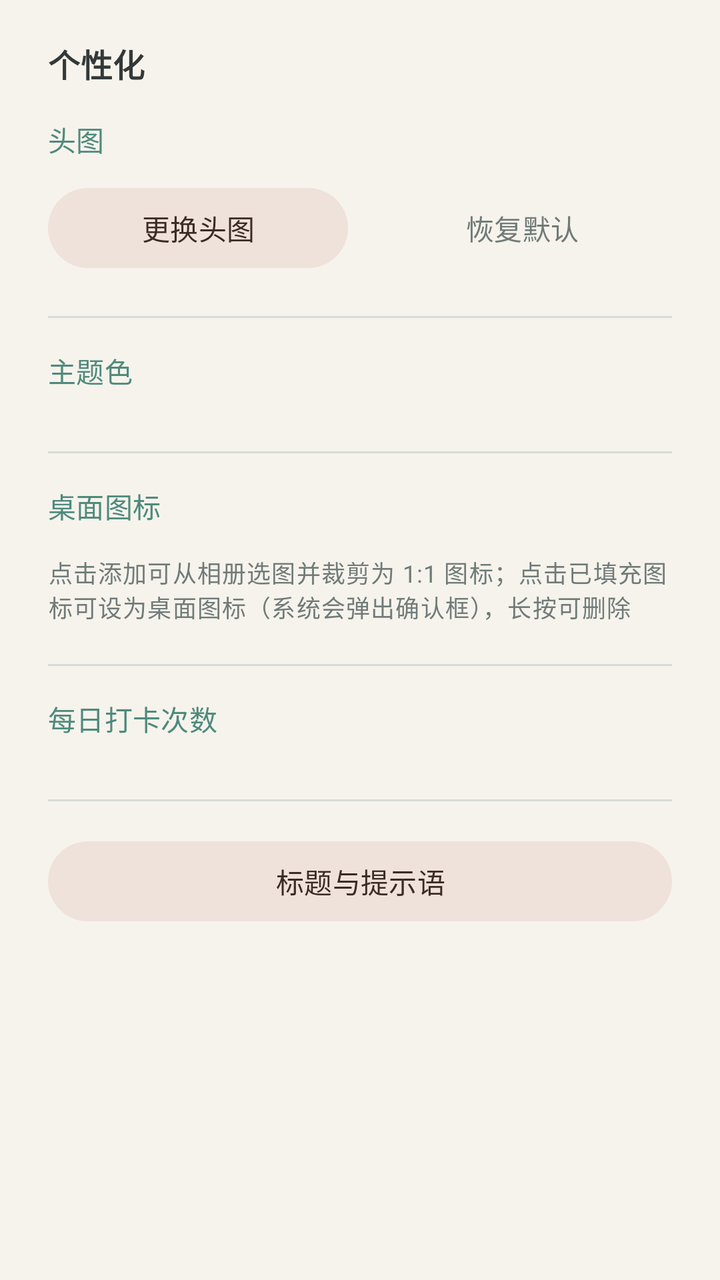
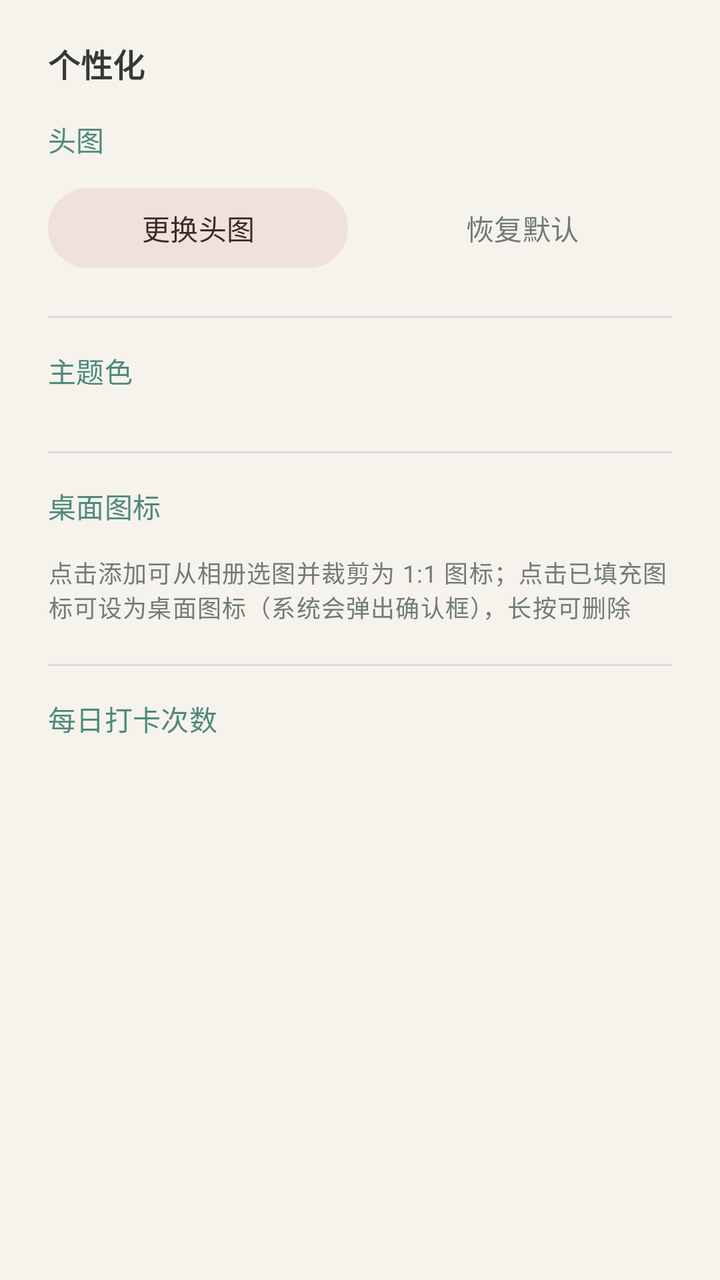

Compare the two renders of this Android layout. The source of the first and the diff that turns it into the second are given below.
<!-- AndroidManifest.xml: application theme Theme.MedTracker -->
<!-- res/layout/bottom_sheet_settings.xml -->
<?xml version="1.0" encoding="utf-8"?>
<LinearLayout xmlns:android="http://schemas.android.com/apk/res/android"
    xmlns:app="http://schemas.android.com/apk/res-auto"
    android:layout_width="match_parent"
    android:layout_height="wrap_content"
    android:orientation="vertical"
    android:paddingHorizontal="24dp"
    android:paddingTop="20dp"
    android:paddingBottom="32dp">

    <TextView
        android:layout_width="wrap_content"
        android:layout_height="wrap_content"
        android:text="@string/settings_header_title"
        android:textAppearance="?attr/textAppearanceTitleMedium"
        android:textColor="?attr/colorOnSurface"
        android:textStyle="bold" />

    <TextView
        android:layout_width="wrap_content"
        android:layout_height="wrap_content"
        android:layout_marginTop="16dp"
        android:text="@string/settings_header_section"
        android:textAppearance="?attr/textAppearanceLabelLarge"
        android:textColor="?attr/colorPrimary" />

    <LinearLayout
        android:layout_width="match_parent"
        android:layout_height="wrap_content"
        android:layout_marginTop="10dp"
        android:orientation="horizontal">

        <com.google.android.material.button.MaterialButton
            android:id="@+id/btnPickPhoto"
            style="@style/Widget.Material3.Button.TonalButton"
            android:layout_width="0dp"
            android:layout_height="wrap_content"
            android:layout_weight="1"
            android:text="@string/pick_header"
            android:textColor="?attr/colorOnSecondaryContainer" />

        <com.google.android.material.button.MaterialButton
            android:id="@+id/btnResetHeader"
            style="@style/Widget.Material3.Button.TextButton"
            android:layout_width="0dp"
            android:layout_height="wrap_content"
            android:layout_marginStart="12dp"
            android:layout_weight="1"
            android:text="@string/reset_header"
            android:textColor="?attr/colorOnSurfaceVariant" />
    </LinearLayout>

    <View
        android:layout_width="match_parent"
        android:layout_height="1dp"
        android:layout_marginTop="20dp"
        android:background="?attr/colorOutlineVariant" />

    <TextView
        android:layout_width="wrap_content"
        android:layout_height="wrap_content"
        android:layout_marginTop="16dp"
        android:text="@string/settings_theme_section"
        android:textAppearance="?attr/textAppearanceLabelLarge"
        android:textColor="?attr/colorPrimary" />

    <LinearLayout
        android:id="@+id/themeContainer"
        android:layout_width="match_parent"
        android:layout_height="wrap_content"
        android:layout_marginTop="10dp"
        android:orientation="vertical" />

    <View
        android:layout_width="match_parent"
        android:layout_height="1dp"
        android:layout_marginTop="20dp"
        android:background="?attr/colorOutlineVariant" />

    <TextView
        android:layout_width="wrap_content"
        android:layout_height="wrap_content"
        android:layout_marginTop="16dp"
        android:text="@string/settings_icon_section"
        android:textAppearance="?attr/textAppearanceLabelLarge"
        android:textColor="?attr/colorPrimary" />

    <HorizontalScrollView
        android:layout_width="match_parent"
        android:layout_height="wrap_content"
        android:layout_marginTop="10dp"
        android:overScrollMode="never"
        android:scrollbars="none">

        <LinearLayout
            android:id="@+id/iconContainer"
            android:layout_width="wrap_content"
            android:layout_height="wrap_content"
            android:orientation="horizontal" />
    </HorizontalScrollView>

    <TextView
        android:layout_width="match_parent"
        android:layout_height="wrap_content"
        android:layout_marginTop="4dp"
        android:text="@string/icon_tip"
        android:textAppearance="?attr/textAppearanceBodySmall"
        android:textColor="?attr/colorOnSurfaceVariant" />

    <View
        android:layout_width="match_parent"
        android:layout_height="1dp"
        android:layout_marginTop="20dp"
        android:background="?attr/colorOutlineVariant" />

    <TextView
        android:layout_width="wrap_content"
        android:layout_height="wrap_content"
        android:layout_marginTop="16dp"
        android:text="@string/settings_slots_section"
        android:textAppearance="?attr/textAppearanceLabelLarge"
        android:textColor="?attr/colorPrimary" />

    <LinearLayout
        android:id="@+id/slotContainer"
        android:layout_width="match_parent"
        android:layout_height="wrap_content"
        android:layout_marginTop="10dp"
        android:orientation="horizontal" />

    <View
        android:layout_width="match_parent"
        android:layout_height="1dp"
        android:layout_marginTop="20dp"
        android:background="?attr/colorOutlineVariant" />

    <com.google.android.material.button.MaterialButton
        android:id="@+id/btnEditHeader"
        style="@style/Widget.Material3.Button.TonalButton"
        android:layout_width="match_parent"
        android:layout_height="wrap_content"
        android:layout_marginTop="16dp"
        android:text="@string/settings_header_entry"
        android:textColor="?attr/colorOnSecondaryContainer" />

    <TextView
        android:id="@+id/aboutAuthor"
        android:layout_width="match_parent"
        android:layout_height="wrap_content"
        android:layout_marginTop="20dp"
        android:gravity="center"
        android:textAppearance="?attr/textAppearanceBodySmall"
        android:textColor="?attr/colorOnSurfaceVariant" />
</LinearLayout>
<!-- resources referenced by this layout -->
<resources>
  <string name="icon_tip">点击"添加"可从相册选图并裁剪为 1:1 图标；点击已填充图标可设为桌面图标（系统会弹出确认框），长按可删除</string>
  <string name="pick_header">更换头图</string>
  <string name="reset_header">恢复默认</string>
  <string name="settings_header_entry">标题与提示语</string>
  <string name="settings_header_section">头图</string>
  <string name="settings_header_title">个性化</string>
  <string name="settings_icon_section">桌面图标</string>
  <string name="settings_slots_section">每日打卡次数</string>
  <string name="settings_theme_section">主题色</string>
  <style name="Theme.MedTracker" parent="Theme.Material3.Light.NoActionBar">
          <item name="colorPrimary">#4E8A7C</item>
          <item name="colorOnPrimary">#FFFFFF</item>
          <item name="colorPrimaryContainer">#D8EAE3</item>
          <item name="colorOnPrimaryContainer">#1E4038</item>
          <item name="colorSecondary">#A98E84</item>
          <item name="colorOnSecondary">#FFFFFF</item>
          <item name="colorSecondaryContainer">#EFE2DA</item>
          <item name="colorOnSecondaryContainer">#3A2B24</item>
          <item name="android:colorBackground">#F6F3EC</item>
          <item name="colorSurface">#FFFFFF</item>
          <item name="colorOnSurface">#333838</item>
          <item name="colorSurfaceVariant">#E3EFE9</item>
          <item name="colorOnSurfaceVariant">#707B78</item>
          <item name="colorOutline">#B9C2BD</item>
          <item name="colorOutlineVariant">#D8DCD8</item>
          <item name="gradientTop">#E7F1EC</item>
          <item name="gradientBottom">#F7F4EE</item>
          <item name="android:statusBarColor">@android:color/transparent</item>
          <item name="android:navigationBarColor">#F7F4EE</item>
          <item name="android:windowLightStatusBar">true</item>
          <item name="android:windowLightNavigationBar">true</item>
          <item name="android:windowDrawsSystemBarBackgrounds">true</item>
      </style>
</resources>

<!-- the commit's change to res/layout/bottom_sheet_settings.xml (unified diff, before → after) -->
@@ -128,21 +128,6 @@
         android:layout_marginTop="10dp"
         android:orientation="horizontal" />
 
-    <View
-        android:layout_width="match_parent"
-        android:layout_height="1dp"
-        android:layout_marginTop="20dp"
-        android:background="?attr/colorOutlineVariant" />
-
-    <com.google.android.material.button.MaterialButton
-        android:id="@+id/btnEditHeader"
-        style="@style/Widget.Material3.Button.TonalButton"
-        android:layout_width="match_parent"
-        android:layout_height="wrap_content"
-        android:layout_marginTop="16dp"
-        android:text="@string/settings_header_entry"
-        android:textColor="?attr/colorOnSecondaryContainer" />
-
     <TextView
         android:id="@+id/aboutAuthor"
         android:layout_width="match_parent"
<!-- resource entries referenced after the edit -->
@@ -3,7 +3,6 @@
   <string name="icon_tip">点击"添加"可从相册选图并裁剪为 1:1 图标；点击已填充图标可设为桌面图标（系统会弹出确认框），长按可删除</string>
   <string name="pick_header">更换头图</string>
   <string name="reset_header">恢复默认</string>
-  <string name="settings_header_entry">标题与提示语</string>
   <string name="settings_header_section">头图</string>
   <string name="settings_header_title">个性化</string>
   <string name="settings_icon_section">桌面图标</string>
